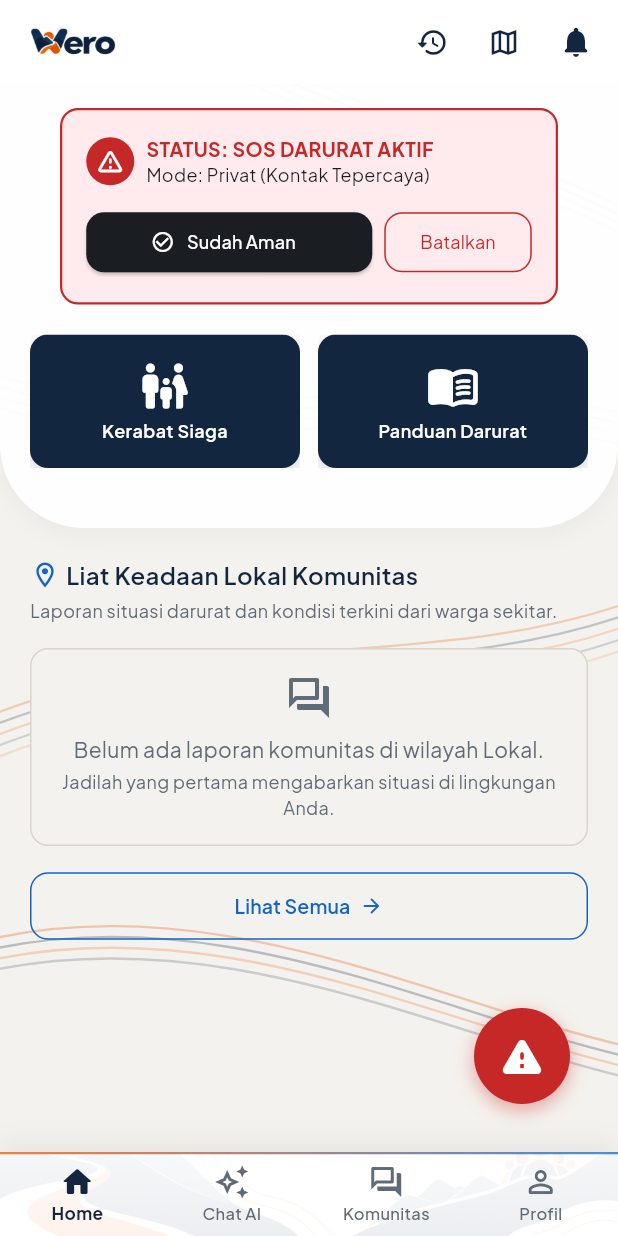
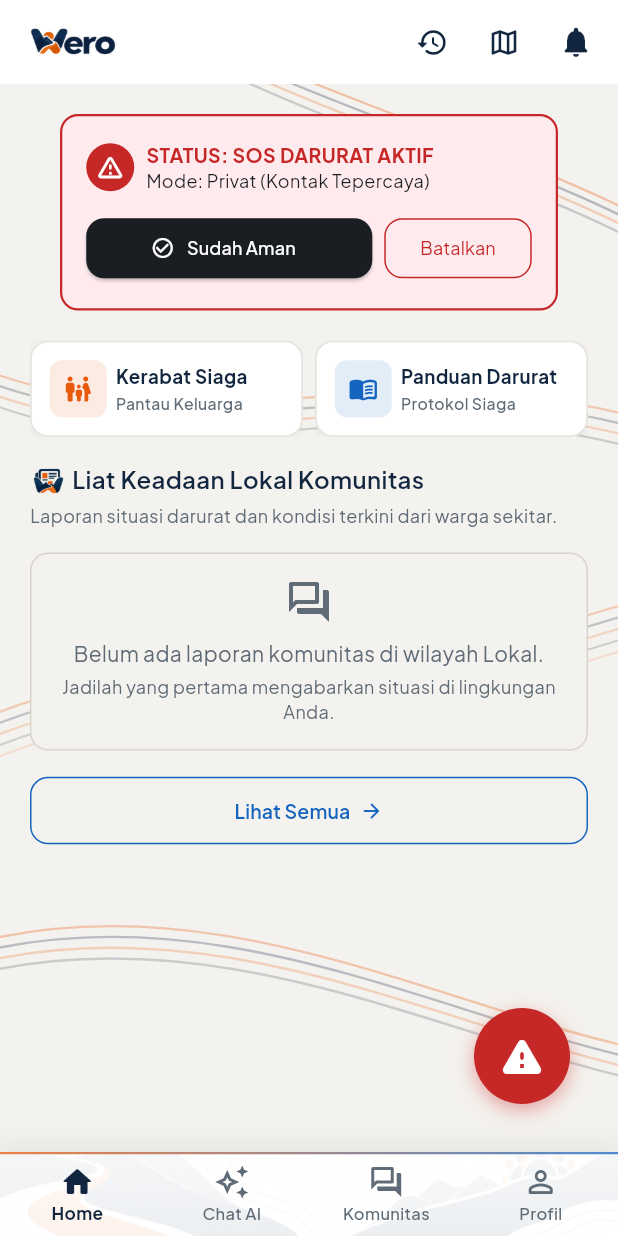
Before and after one commit to ZimrionVarethos/wero, a Flutter app: the screen it shows once a user with an empty profile is signed in, on a phone screen of 412 x 824 dp. Run offline on Flutter 3.47's test engine with Material 3 defaults, Android fonts, the phone set to English and light mode, and no system bars; our stand-ins replace audioplayers, firebase_core, firebase_messaging, flutter_map, flutter_markdown_plus, flutter_riverpod and 7 more; accounts and stored records are empty; network calls fail.

Commit message:
feat(activity): adopt Option A with seamless contour canvas and modern elevated action cards

```diff
--- a/lib/screens/activity/widgets/local_community_section.dart
+++ b/lib/screens/activity/widgets/local_community_section.dart
@@ -27,10 +27,16 @@ class LocalCommunitySection extends StatelessWidget {
       children: [
         Row(
           children: [
-            const Icon(
-              Icons.location_on_outlined,
-              size: 20,
-              color: AppColors.chartBlue,
+            Image.asset(
+              'assets/images/news_icon.png',
+              width: 24,
+              height: 24,
+              fit: BoxFit.contain,
+              errorBuilder: (context, error, stackTrace) => const Icon(
+                Icons.newspaper_rounded,
+                size: 22,
+                color: AppColors.chartBlue,
+              ),
             ),
             const SizedBox(width: AppSpacing.xs),
             Expanded(
--- a/lib/screens/activity/widgets/quick_access_bar.dart
+++ b/lib/screens/activity/widgets/quick_access_bar.dart
@@ -6,7 +6,7 @@ import '../../../theme/app_colors.dart';
 import '../../../theme/app_spacing.dart';
 import '../../../theme/app_text_styles.dart';
 
-/// Quick access banners for Kerabat Siaga (left) and Panduan Darurat (right).
+/// Modern quick access action cards for Kerabat Siaga (left) and Panduan Darurat (right).
 class QuickAccessBar extends StatelessWidget {
   const QuickAccessBar({super.key});
 
@@ -14,20 +14,26 @@ class QuickAccessBar extends StatelessWidget {
   Widget build(BuildContext context) {
     return Row(
       children: [
-        // Banner Kerabat (Kiri)
+        // Card Kerabat Siaga (Kiri) - Aksen Oranye Hangat
         Expanded(
           child: _QuickBannerCard(
             icon: Icons.family_restroom_rounded,
+            iconColor: AppColors.accentOrange,
+            iconBgColor: AppColors.accentOrange.withValues(alpha: 0.12),
             title: 'Kerabat Siaga',
+            subtitle: 'Pantau Keluarga',
             onTap: () => context.push(AppRoutes.family),
           ),
         ),
-        const SizedBox(width: AppSpacing.md),
-        // Banner Panduan Darurat (Kanan)
+        const SizedBox(width: AppSpacing.sm),
+        // Card Panduan Darurat (Kanan) - Aksen Biru Navy
         Expanded(
           child: _QuickBannerCard(
             icon: Icons.menu_book_rounded,
+            iconColor: AppColors.chartBlue,
+            iconBgColor: AppColors.chartBlue.withValues(alpha: 0.12),
             title: 'Panduan Darurat',
+            subtitle: 'Protokol Siaga',
             onTap: () => context.push(AppRoutes.guides),
           ),
         ),
@@ -39,12 +45,18 @@ class QuickAccessBar extends StatelessWidget {
 class _QuickBannerCard extends StatelessWidget {
   const _QuickBannerCard({
     required this.icon,
+    required this.iconColor,
+    required this.iconBgColor,
     required this.title,
+    required this.subtitle,
     required this.onTap,
   });
 
   final IconData icon;
+  final Color iconColor;
+  final Color iconBgColor;
   final String title;
+  final String subtitle;
   final VoidCallback onTap;
 
   @override
@@ -56,36 +68,64 @@ class _QuickBannerCard extends StatelessWidget {
         borderRadius: BorderRadius.circular(AppRadius.card),
         child: Ink(
           padding: const EdgeInsets.symmetric(
-            vertical: AppSpacing.base,
-            horizontal: AppSpacing.sm,
+            vertical: AppSpacing.md,
+            horizontal: AppSpacing.md,
           ),
           decoration: BoxDecoration(
-            color: AppColors.primaryNavy,
+            color: AppColors.surfaceWhite,
             borderRadius: BorderRadius.circular(AppRadius.card),
+            border: Border.all(
+              color: AppColors.borderNeutral.withValues(alpha: 0.65),
+              width: 1.2,
+            ),
             boxShadow: [
               BoxShadow(
-                color: AppColors.primaryNavy.withValues(alpha: 0.18),
-                blurRadius: 8,
+                color: AppColors.primaryNavy.withValues(alpha: 0.05),
+                blurRadius: 10,
                 offset: const Offset(0, 3),
               ),
             ],
           ),
+          child: Row(
+            children: [
+              Container(
+                width: 38,
+                height: 38,
+                decoration: BoxDecoration(
+                  color: iconBgColor,
+                  borderRadius: BorderRadius.circular(AppRadius.chip),
+                ),
+                child: Icon(icon, size: 20, color: iconColor),
+              ),
+              const SizedBox(width: AppSpacing.xs + 2),
+              Expanded(
                 child: Column(
+                  crossAxisAlignment: CrossAxisAlignment.start,
                   mainAxisSize: MainAxisSize.min,
-            mainAxisAlignment: MainAxisAlignment.center,
                   children: [
-              Icon(icon, size: 36, color: AppColors.surfaceWhite),
-              const SizedBox(height: AppSpacing.xs),
                     Text(
                       title,
-                style: AppTextStyles.caption.copyWith(
-                  color: AppColors.surfaceWhite,
-                  fontWeight: FontWeight.w600,
-                  fontSize: 12,
+                      style: AppTextStyles.body.copyWith(
+                        fontWeight: FontWeight.bold,
+                        fontSize: 12.5,
+                        color: AppColors.primaryNavy,
                       ),
-                textAlign: TextAlign.center,
                       maxLines: 1,
                       overflow: TextOverflow.ellipsis,
+                    ),
+                    const SizedBox(height: 2),
+                    Text(
+                      subtitle,
+                      style: AppTextStyles.caption.copyWith(
+                        color: AppColors.textSecondary,
+                        fontSize: 10.5,
+                        fontWeight: FontWeight.w500,
+                      ),
+                      maxLines: 1,
+                      overflow: TextOverflow.ellipsis,
+                    ),
+                  ],
+                ),
               ),
             ],
           ),
--- a/lib/screens/activity_screen.dart
+++ b/lib/screens/activity_screen.dart
@@ -77,27 +77,13 @@ class _ActivityScreenState extends ConsumerState<ActivityScreen> {
             child: ListView(
               padding: EdgeInsets.zero,
               children: [
-                // Area hero atas dengan background putih dan lekukan melengkung
-                Container(
-                  width: double.infinity,
-                  decoration: BoxDecoration(
-                    color: AppColors.surfaceWhite.withValues(alpha: 0.95),
-                    borderRadius: const BorderRadius.vertical(
-                      bottom: Radius.circular(AppRadius.heroCurve),
-                    ),
-                    boxShadow: [
-                      BoxShadow(
-                        color: AppColors.primaryNavy.withValues(alpha: 0.05),
-                        blurRadius: 12,
-                        offset: const Offset(0, 4),
-                      ),
-                    ],
-                  ),
+                // Quick Access & Active SOS bar (seamless floating on canvas)
+                Padding(
                   padding: const EdgeInsets.fromLTRB(
                     AppSpacing.pagePadding,
-                    AppSpacing.sm,
+                    AppSpacing.md,
                     AppSpacing.pagePadding,
-                    AppSpacing.xxl + 8,
+                    AppSpacing.xs,
                   ),
                   child: Column(
                     mainAxisSize: MainAxisSize.min,
@@ -118,11 +104,11 @@ class _ActivityScreenState extends ConsumerState<ActivityScreen> {
                     ],
                   ),
                 ),
-                // Konten komunitas di atas kanvas krem
+                // Konten komunitas lokal
                 Padding(
                   padding: const EdgeInsets.fromLTRB(
                     AppSpacing.pagePadding,
-                    AppSpacing.lg,
+                    AppSpacing.md,
                     AppSpacing.pagePadding,
                     80, // room for FAB
                   ),
--- a/pubspec.yaml
+++ b/pubspec.yaml
@@ -40,3 +40,4 @@ flutter:
     - logo.png
     - ornamen.png
     - icon.png
+    - news_icon.png
```
Also changed, not shown: assets/images/news_icon.png (added), news_icon.png (added). Lines whose indentation alone changed are shown as unchanged.
